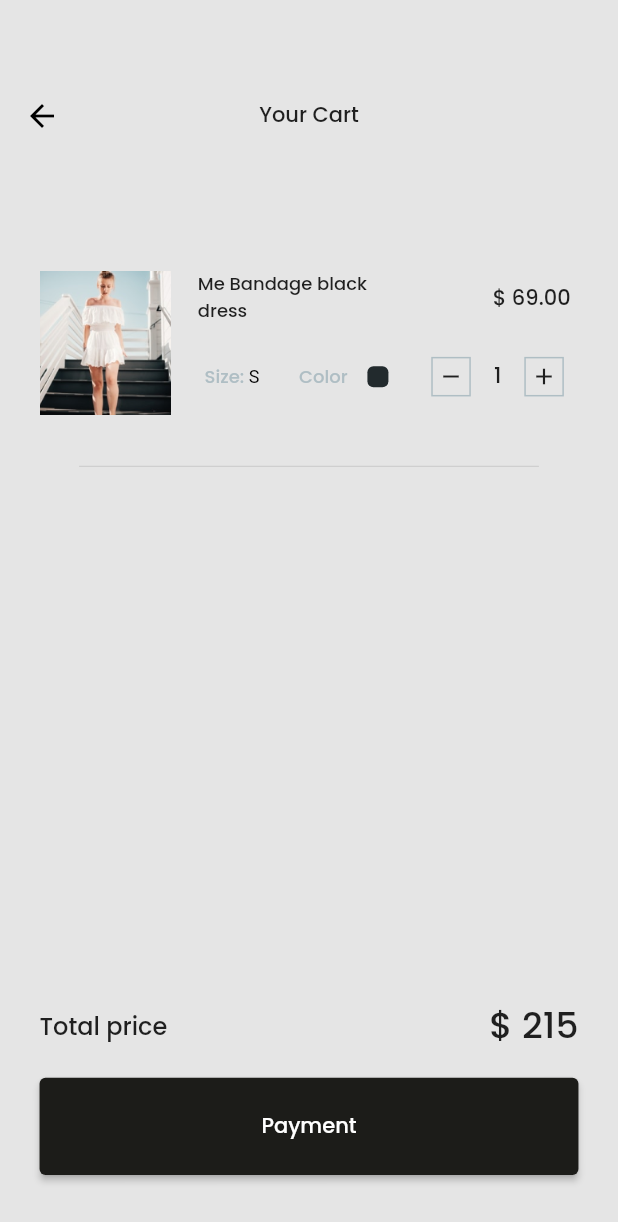
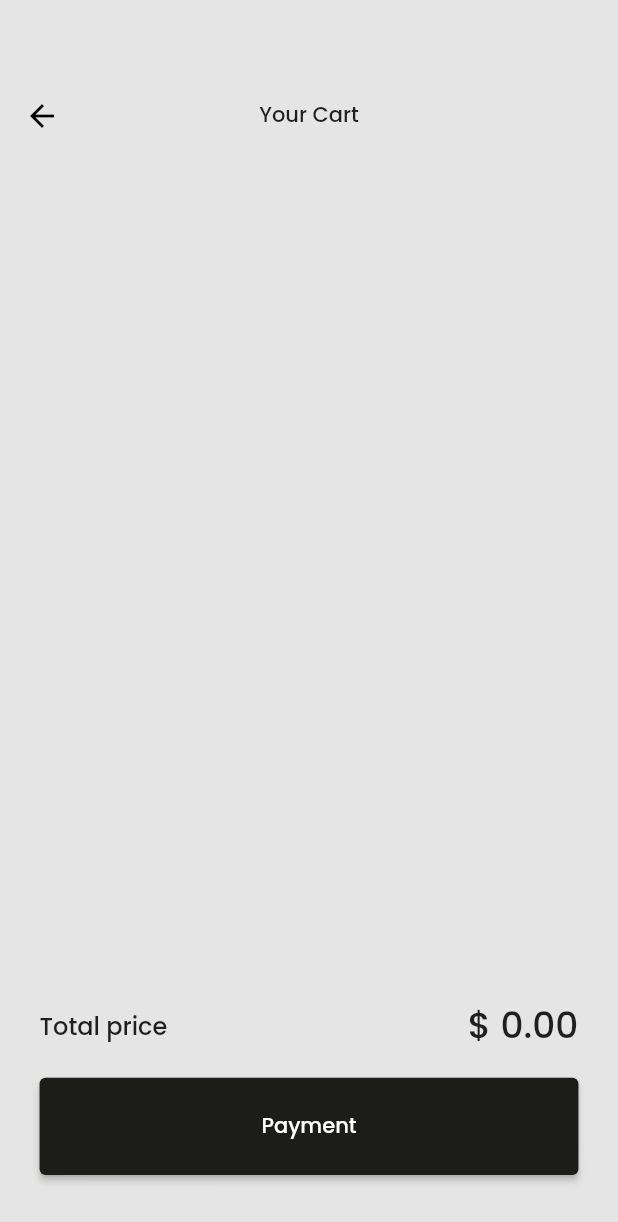
Before and after one commit to Noob-2-pro/megamart_app, a Flutter app: the screen it shows after launch, item 2 of the bottom bar chosen, after a tap on "Payment", on a phone screen of 412 x 824 dp. Shown: the top 1222 px of the screen. Run offline on Flutter 3.47's test engine with Material 2 defaults, Android fonts, the light colour scheme and no system bars; our stand-ins replace flutter_screenutil, google_nav_bar; network calls fail.

Commit message:
app complete

```diff
--- a/lib/config/navigation.dart
+++ b/lib/config/navigation.dart
@@ -8,7 +8,7 @@ class RoutesGenerator {
   static Route<dynamic> generateRoute(RouteSettings settings) {
     switch (settings.name) {
       case '/':
-        return MaterialPageRoute(builder: (_) => HomePage());
+        return MaterialPageRoute(builder: (_) => const HomePage());
       case kCartRoute:
         return MaterialPageRoute(builder: (_) => const CartScreen());
 
--- a/lib/config/theme.dart
+++ b/lib/config/theme.dart
@@ -8,8 +8,8 @@ ThemeData theme() {
       fontFamily: "Poppins",
       textTheme: textTheme(),
       appBarTheme: AppBarTheme(
-        backgroundColor: Color(0xffF3F4F6),
-        toolbarTextStyle: TextStyle().copyWith(color: ColorPalette.appBlack),
+        backgroundColor: const Color(0xffF3F4F6),
+        toolbarTextStyle: const TextStyle().copyWith(color: ColorPalette.appBlack),
       ));
 }
 
--- a/lib/core/modals/cart.dart
+++ b/lib/core/modals/cart.dart
@@ -1,61 +1,19 @@
-// To parse this JSON data, do
-//
-//     final cart = cartFromJson(jsonString);
+import 'package:zucosi_app/core/modals/products.dart';
 
-import 'dart:convert';
+class CartStuff {
+  final Products product;
+  int quantity;
 
-List<Cart> cartFromJson(String str) => List<Cart>.from(json.decode(str).map((x) => Cart.fromJson(x)));
+  CartStuff({required this.product, this.quantity = 1});
 
-String cartToJson(List<Cart> data) => json.encode(List<dynamic>.from(data.map((x) => x.toJson())));
+  @override
+  bool operator ==(Object other) =>
+    identical(this, other) ||
+    other is CartStuff &&
+    runtimeType == other.runtimeType &&
+    product == other.product;
 
-class Cart {
-    Cart({
-        required this.id,
-        required this.userId,
-        required this.date,
-        required this.products,
-        required this.v,
-    });
 
-    final int id;
-    final int userId;
-    final DateTime date;
-    final List<Product> products;
-    final int v;
-
-    factory Cart.fromJson(Map<String, dynamic> json) => Cart(
-        id: json["id"],
-        userId: json["userId"],
-        date: DateTime.parse(json["date"]),
-        products: List<Product>.from(json["products"].map((x) => Product.fromJson(x))),
-        v: json["__v"],
-    );
-
-    Map<String, dynamic> toJson() => {
-        "id": id,
-        "userId": userId,
-        "date": date.toIso8601String(),
-        "products": List<dynamic>.from(products.map((x) => x.toJson())),
-        "__v": v,
-    };
+  @override
+  int get hashCode => product.hashCode;
 }
-
-class Product {
-    Product({
-        required this.productId,
-        required this.quantity,
-    });
-
-    final int productId;
-    final int quantity;
-
-    factory Product.fromJson(Map<String, dynamic> json) => Product(
-        productId: json["productId"],
-        quantity: json["quantity"],
-    );
-
-    Map<String, dynamic> toJson() => {
-        "productId": productId,
-        "quantity": quantity,
-    };
-}
--- a/lib/main.dart
+++ b/lib/main.dart
@@ -1,8 +1,11 @@
 import 'package:flutter/material.dart';
 import 'package:flutter_screenutil/flutter_screenutil.dart';
+import 'package:provider/provider.dart';
 import 'package:zucosi_app/config/navigation.dart';
 import 'package:zucosi_app/config/theme.dart';
 import 'package:zucosi_app/presentation/views/home/home_page.dart';
+
+import 'core/viewModals/cart_viewmodal.dart';
 
 void main() {
   runApp(const MyApp());
@@ -16,11 +19,14 @@ class MyApp extends StatelessWidget {
     return ScreenUtilInit(
       designSize: const Size(375, 812),
       builder: (context, widget) {
-        return MaterialApp(
-          home: HomePage(),
-          theme: theme(),
-          debugShowCheckedModeBanner: false,
-          onGenerateRoute: RoutesGenerator.generateRoute,
+        return ChangeNotifierProvider<CartViewModal>(
+          create: (context) => CartViewModal(),
+          child: MaterialApp(
+            home: const HomePage(),
+            theme: theme(),
+            debugShowCheckedModeBanner: false,
+            onGenerateRoute: RoutesGenerator.generateRoute,
+          ),
         );
       },
     );
--- a/lib/presentation/shared_components/custom_bottom_navbar.dart
+++ b/lib/presentation/shared_components/custom_bottom_navbar.dart
@@ -5,7 +5,7 @@ import 'package:zucosi_app/constants.dart';
 import '../../config/color_palette.dart';
 
 class CutomBottomBar extends StatefulWidget {
-  CutomBottomBar({Key? key}) : super(key: key);
+  const CutomBottomBar({Key? key}) : super(key: key);
 
   @override
   State<CutomBottomBar> createState() => _CutomBottomBarState();
@@ -26,7 +26,7 @@ class _CutomBottomBarState extends State<CutomBottomBar> {
       tabBorderRadius: 18,
       textSize: Theme.of(context).textTheme.caption?.fontSize,
       color: ColorPalette.appGrey,
-      padding: EdgeInsets.all(14),
+      padding: const EdgeInsets.all(14),
       onTabChange: (index) {
         if (index == 1) {
           Navigator.pushNamed(context, kCartRoute);
@@ -35,7 +35,7 @@ class _CutomBottomBarState extends State<CutomBottomBar> {
           });
         }
       },
-      tabs: [
+      tabs: const [
         GButton(
           icon: Icons.home_outlined,
           text: "Home",
@@ -45,7 +45,7 @@ class _CutomBottomBarState extends State<CutomBottomBar> {
           onPressed: null,
         ),
       ],
-      backgroundColor: Color(0xffFEFEFE),
+      backgroundColor: const Color(0xffFEFEFE),
     );
   }
 }
--- a/lib/presentation/views/cart/cart_screen.dart
+++ b/lib/presentation/views/cart/cart_screen.dart
@@ -1,7 +1,8 @@
 import 'package:flutter/material.dart';
 import 'package:flutter_screenutil/flutter_screenutil.dart';
+import 'package:provider/provider.dart';
 import 'package:zucosi_app/config/color_palette.dart';
-
+import 'package:zucosi_app/core/viewModals/cart_viewmodal.dart';
 import 'components/cart_card.dart';
 
 class CartScreen extends StatelessWidget {
@@ -11,8 +12,8 @@ class CartScreen extends StatelessWidget {
   Widget build(BuildContext context) {
     return Scaffold(
       appBar: AppBar(
-        iconTheme: IconThemeData(color: Colors.black),
-        backgroundColor: Color(0xffE5E5E5),
+        iconTheme: const IconThemeData(color: Colors.black),
+        backgroundColor: const Color(0xffE5E5E5),
         elevation: 0,
         toolbarHeight: 152.h,
         centerTitle: true,
@@ -21,27 +22,62 @@ class CartScreen extends StatelessWidget {
           style: Theme.of(context).textTheme.bodyText1,
         ),
       ),
-      body: Padding(
+      body: const Body(),
+    );
+  }
+}
+
+class Body extends StatelessWidget {
+  const Body({
+    Key? key,
+  }) : super(key: key);
+
+  @override
+  Widget build(BuildContext context) {
+    return Consumer<CartViewModal>(
+      builder: (context, cart, child) {
+        return cartItem(cart, context);
+      },
+    );
+  }
+
+  Padding cartItem(CartViewModal cart, BuildContext context) {
+    return Padding(
       padding: EdgeInsets.symmetric(horizontal: 24.w),
       child: Column(
         children: [
           Expanded(
               child: ListView(
-                children: [CartCard()],
+            children: List.generate(cart.items.length, (index) {
+              final item = cart.items[index];
+              return Dismissible(
+                background: Container(
+                  color: ColorPalette.appBlack.withOpacity(0.5),
                 ),
+                key: ValueKey(item),
+                onDismissed: (DismissDirection direction) {
+                  Provider.of<CartViewModal>(context, listen: false).removeproduct(item);
+                },
+                child: CartCard(
+                  cart: cart.items[index],
                 ),
+              );
+            }),
+          )),
           Column(
             children: [
               Row(
                 mainAxisAlignment: MainAxisAlignment.spaceBetween,
                 children: [
-                    Text(
+                  const Text(
                     "Total price",
                     style: TextStyle(fontSize: 16),
                   ),
-                    Text(
-                      "\$ 215",
-                      style: TextStyle(fontSize: 24),
+                  Flexible(
+                    child: Text(
+                      '\$ ${cart.totalPrice.toStringAsFixed(2)}',
+                      style: const TextStyle(fontSize: 24),
+                    ),
                   ),
                 ],
               ),
@@ -52,9 +88,9 @@ class CartScreen extends StatelessWidget {
                     backgroundColor: MaterialStateProperty.resolveWith((states) => ColorPalette.appBlack),
                   ),
                   onPressed: () {},
-                    child: Container(
+                  child: SizedBox(
                       height: 64.h,
-                        child: Center(
+                      child: const Center(
                         child: Text('Payment'),
                       )),
                 ),
@@ -63,7 +99,6 @@ class CartScreen extends StatelessWidget {
           )
         ],
       ),
-      ),
     );
   }
 }
--- a/lib/presentation/views/cart/components/add_remove_button.dart
+++ b/lib/presentation/views/cart/components/add_remove_button.dart
@@ -6,15 +6,16 @@ import '../../../../config/color_palette.dart';
 class AddRemoveButton extends StatelessWidget {
   const AddRemoveButton({
     Key? key,
-    required this.icon,
+    required this.icon, required this.onTap,
   }) : super(key: key);
 
   final IconData icon;
+  final Function() onTap;
 
   @override
   Widget build(BuildContext context) {
     return InkWell(
-      onTap: () {},
+      onTap: onTap,
       child: Container(
         width: 24.w,
         height: 24.w,
--- a/lib/presentation/views/cart/components/cart_card.dart
+++ b/lib/presentation/views/cart/components/cart_card.dart
@@ -1,13 +1,16 @@
 import 'package:flutter/material.dart';
 import 'package:flutter_screenutil/flutter_screenutil.dart';
+import 'package:provider/provider.dart';
+import 'package:zucosi_app/core/viewModals/cart_viewmodal.dart';
 
 import '../../../../config/color_palette.dart';
+import '../../../../core/modals/cart.dart';
 import 'add_remove_button.dart';
 
 class CartCard extends StatelessWidget {
-  const CartCard({
-    Key? key,
-  }) : super(key: key);
+  const CartCard({Key? key, required this.cart}) : super(key: key);
+
+  final CartStuff cart;
 
   @override
   Widget build(BuildContext context) {
@@ -18,9 +21,15 @@ class CartCard extends StatelessWidget {
           child: Row(
             crossAxisAlignment: CrossAxisAlignment.start,
             children: [
-              Image.asset(
-                "assets/images/Rectangle_1.png",
-                width: 80.w,
+              SizedBox(
+                width: 80.h,
+                child: AspectRatio(
+                  aspectRatio: 0.8,
+                  child: Image.network(
+                    cart.product.image,
+                    fit: BoxFit.cover,
+                  ),
+                ),
               ),
               Padding(
                 padding: EdgeInsets.only(left: 16.w),
@@ -32,18 +41,18 @@ class CartCard extends StatelessWidget {
                         SizedBox(
                           width: 113.w,
                           child: Text(
-                            "Me Bandage black dress",
-                            style: TextStyle(fontSize: 12),
+                            cart.product.title,
+                            style: const TextStyle(fontSize: 12),
                           ),
                         ),
                         SizedBox(width: 66.w),
-                        Text(r"$ 69.00"),
+                        Text("\$ ${cart.product.price.toStringAsFixed(2)}"),
                       ],
                     ),
                     SizedBox(height: 21.h),
                     Row(
                       children: [
-                        Text.rich(
+                        const Text.rich(
                           TextSpan(text: "Size: ", children: [
                             TextSpan(
                               text: "S",
@@ -57,7 +66,7 @@ class CartCard extends StatelessWidget {
                         ),
                         Row(
                           children: [
-                            Text(
+                            const Text(
                               "Color",
                               style: TextStyle(fontSize: 12, color: ColorPalette.appGrey),
                             ),
@@ -69,7 +78,7 @@ class CartCard extends StatelessWidget {
                               width: 14,
                               decoration: BoxDecoration(
                                 borderRadius: BorderRadius.circular(4),
-                                color: Color(0xff222A2D),
+                                color: const Color(0xff222A2D),
                               ),
                             ),
                             SizedBox(width: 26.w),
@@ -79,13 +88,19 @@ class CartCard extends StatelessWidget {
                           children: [
                             AddRemoveButton(
                               icon: Icons.remove,
+                              onTap: () {
+                                Provider.of<CartViewModal>(context,listen: false).quantity(cart, -1);
+                              },
                             ),
                             Padding(
                               padding: EdgeInsets.symmetric(horizontal: 14.w),
-                              child: Text("1"),
+                              child: Text(cart.quantity.toString()),
                             ),
                             AddRemoveButton(
                               icon: Icons.add,
+                              onTap: () {
+                                Provider.of<CartViewModal>(context,listen: false).quantity(cart, 1);
+                              },
                             ),
                           ],
                         )
@@ -99,7 +114,7 @@ class CartCard extends StatelessWidget {
         ),
         Padding(
           padding: EdgeInsets.symmetric(horizontal: 24.w),
-          child: Divider(),
+          child: const Divider(),
         )
       ],
     );
--- a/lib/presentation/views/home/components/custom_app_bar.dart
+++ b/lib/presentation/views/home/components/custom_app_bar.dart
@@ -4,7 +4,7 @@ import 'package:flutter_screenutil/flutter_screenutil.dart';
 import '../../../../config/color_palette.dart';
 
 class CustomAppBar extends StatelessWidget {
-  CustomAppBar({Key? key}) : super(key: key);
+  const CustomAppBar({Key? key}) : super(key: key);
 
   @override
   Widget build(BuildContext context) {
@@ -24,14 +24,14 @@ class CustomAppBar extends StatelessWidget {
               children: [
                 InkWell(
                   onTap: () {},
-                  child: Icon(
+                  child: const Icon(
                     Icons.short_text_rounded,
                   ),
                 ),
-                Spacer(),
+                const Spacer(),
                 InkWell(
                   onTap: () {},
-                  child: Icon(
+                  child: const Icon(
                     Icons.search,
                   ),
                 ),
--- a/lib/presentation/views/home/home_page.dart
+++ b/lib/presentation/views/home/home_page.dart
@@ -4,6 +4,8 @@ import 'components/custom_app_bar.dart';
 import 'products_screen.dart';
 
 class HomePage extends StatefulWidget {
+  const HomePage({Key? key}) : super(key: key);
+
   @override
   State<HomePage> createState() => _HomePageState();
 }
@@ -13,8 +15,8 @@ class _HomePageState extends State<HomePage> {
   @override
   Widget build(BuildContext context) {
     return Scaffold(
-      appBar: PreferredSize(preferredSize: const Size.fromHeight(152), child: CustomAppBar()),
-      bottomNavigationBar: CutomBottomBar(),
+      appBar: const PreferredSize(preferredSize: Size.fromHeight(152), child: CustomAppBar()),
+      bottomNavigationBar: const CutomBottomBar(),
       body: ProductsScreen(),
     );
   }
--- a/lib/presentation/views/home/products_screen.dart
+++ b/lib/presentation/views/home/products_screen.dart
@@ -3,6 +3,9 @@ import 'package:flutter_screenutil/flutter_screenutil.dart';
 import 'package:zucosi_app/core/modals/products.dart';
 import 'package:zucosi_app/core/viewModals/home_viewmodal.dart';
 import '../../../../config/color_palette.dart';
+import 'package:provider/provider.dart';
+
+import '../../../core/viewModals/cart_viewmodal.dart';
 
 class ProductsScreen extends StatelessWidget {
   ProductsScreen({
@@ -26,7 +29,7 @@ class ProductsScreen extends StatelessWidget {
             if (snapshot.hasData) {
               final products = snapshot.data!;
               return GridView.builder(
-                gridDelegate: SliverGridDelegateWithFixedCrossAxisCount(
+                gridDelegate: const SliverGridDelegateWithFixedCrossAxisCount(
                   crossAxisCount: 2,
                   mainAxisSpacing: 13,
                   crossAxisSpacing: 13,
@@ -40,14 +43,14 @@ class ProductsScreen extends StatelessWidget {
                 },
               );
             }
-            return Center(child: CircularProgressIndicator());
+            return const Center(child: CircularProgressIndicator());
           }),
     );
   }
 }
 
 class ProductTile extends StatelessWidget {
-  ProductTile({
+  const ProductTile({
     Key? key,
     required this.product,
   }) : super(key: key);
@@ -94,9 +97,14 @@ class ProductTile extends StatelessWidget {
                       ),
                       InkWell(
                         onTap: () {
-                          //TODO : add to cart here
+                          context.read<CartViewModal>().addproducts(product, 1);
+                          ScaffoldMessenger.of(context).hideCurrentSnackBar();
+                          ScaffoldMessenger.of(context).showSnackBar(const SnackBar(
+                            content: Text("Product added to the cart"),
+                            duration: Duration(seconds: 2),
+                          ));
                         },
-                        child: Icon(
+                        child: const Icon(
                           Icons.shopping_bag_outlined,
                           color: ColorPalette.appGrey,
                         ),
```
Also changed, not shown: lib/core/services/networking_service.dart (+0 -9 lines), lib/core/viewModals/cart_viewmodal.dart (+50 -0 lines). Lines whose indentation alone changed are shown as unchanged.
